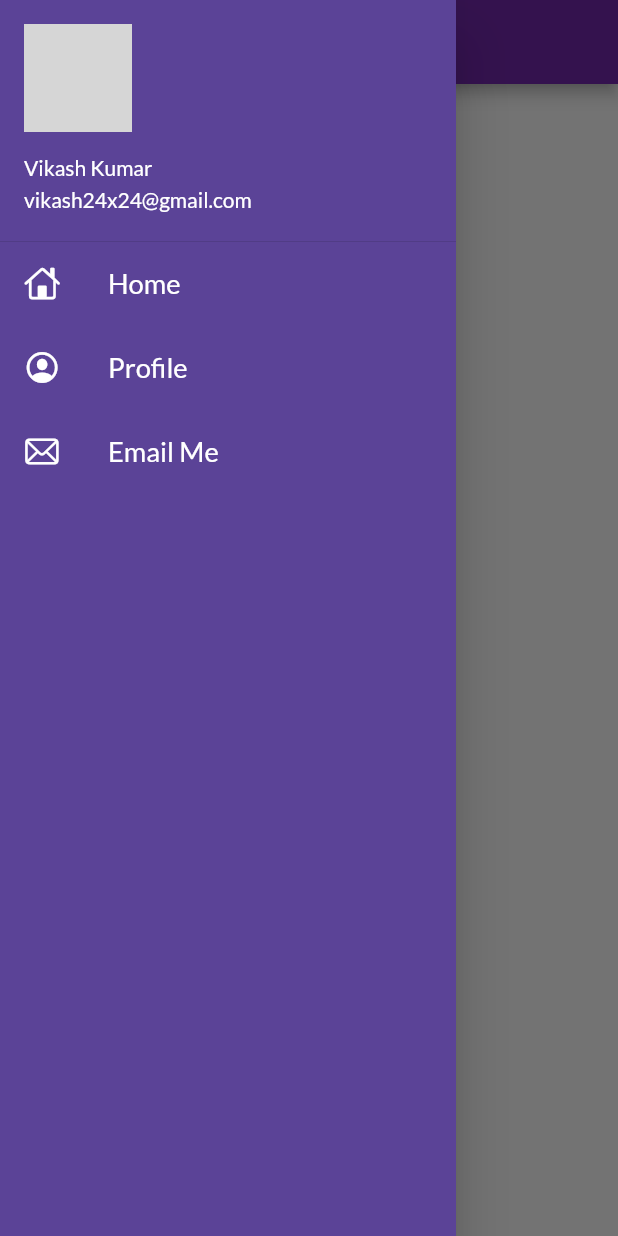
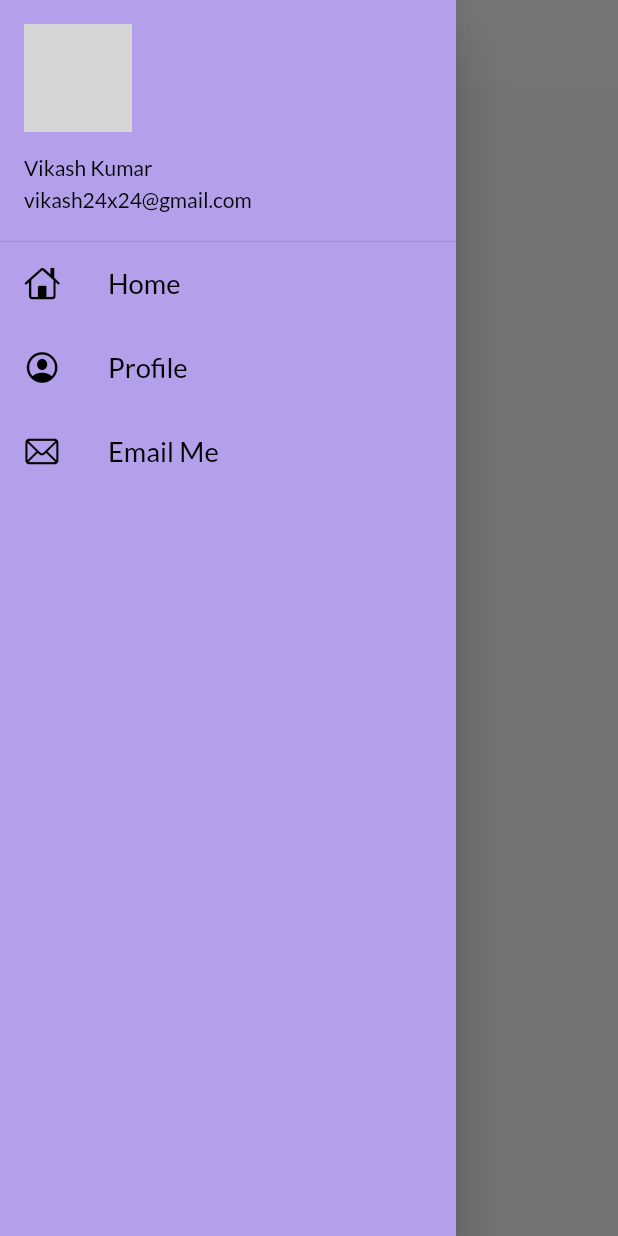
Before and after one commit to vikash18o19/Catalogue_App, a Flutter app: the screen it shows after launch, with the side drawer open, on a phone screen of 412 x 824 dp. Run offline on Flutter 3.47's test engine with Material 2 defaults, Android fonts, the phone set to English and light mode, and no system bars; our stand-ins replace google_fonts; network calls fail; grey boxes are pictures that could not be loaded.

Commit message:
added theme.dart for management of themes

```diff
--- a/lib/main.dart
+++ b/lib/main.dart
@@ -1,6 +1,7 @@
 import 'package:carousel_app/pages/home_page.dart';
 import 'package:carousel_app/pages/login_page.dart';
 import 'package:carousel_app/utils/routes.dart';
+import 'package:carousel_app/widgets/themes.dart';
 import 'package:flutter/material.dart';
 import 'package:google_fonts/google_fonts.dart';
 
@@ -14,9 +15,7 @@ class MyApp extends StatelessWidget {
   @override
   Widget build(BuildContext context) {
     return MaterialApp(
-      theme: ThemeData(
-        fontFamily: GoogleFonts.lato().fontFamily,
-      ),
+      theme: MyTheme.lightTheme(context),
       debugShowCheckedModeBanner: false,
       initialRoute: MyRoutes.homeRoute,
       routes: {
--- a/lib/pages/home_page.dart
+++ b/lib/pages/home_page.dart
@@ -7,9 +7,7 @@ class HomePage extends StatelessWidget {
   @override
   Widget build(BuildContext context) {
     return Scaffold(
-      appBar: AppBar(
-          backgroundColor: Color.fromARGB(255, 114, 39, 171),
-          title: const Text('App')),
+      appBar: AppBar(title: const Text('App')),
       drawer: MyDrawer(),
     );
   }
--- a/lib/widgets/drawer.dart
+++ b/lib/widgets/drawer.dart
@@ -10,7 +10,7 @@ class MyDrawer extends StatelessWidget {
         "https://th.bing.com/th/id/OIP.SHf13tdrEUahoixHnSjhtAHaFj?pid=ImgDet&rs=1";
     return Drawer(
       child: Container(
-        color: Color.fromARGB(255, 91, 67, 151),
+        color: Color.fromARGB(255, 180, 159, 235),
         child: ListView(
           padding: EdgeInsets.zero,
           children: const [
@@ -19,10 +19,16 @@ class MyDrawer extends StatelessWidget {
               margin: EdgeInsets.zero,
               child: UserAccountsDrawerHeader(
                 decoration:
-                    BoxDecoration(color: Color.fromARGB(255, 91, 67, 151)),
+                    BoxDecoration(color: Color.fromARGB(255, 180, 159, 235)),
                 margin: EdgeInsets.zero,
-                accountName: Text("Vikash Kumar"),
-                accountEmail: Text("vikash24x24@gmail.com"),
+                accountName: Text(
+                  "Vikash Kumar",
+                  style: TextStyle(color: Colors.black),
+                ),
+                accountEmail: Text(
+                  "vikash24x24@gmail.com",
+                  style: TextStyle(color: Colors.black),
+                ),
                 currentAccountPicture: CircleAvatar(
                   backgroundImage: NetworkImage(imageUrl),
                 ),
@@ -31,34 +37,34 @@ class MyDrawer extends StatelessWidget {
             ListTile(
               leading: Icon(
                 CupertinoIcons.home,
-                color: Colors.white,
+                color: Colors.black,
               ),
               title: Text(
                 "Home",
                 textScaleFactor: 1.3,
-                style: TextStyle(color: Colors.white),
+                style: TextStyle(color: Colors.black),
               ),
             ),
             ListTile(
               leading: Icon(
                 CupertinoIcons.profile_circled,
-                color: Colors.white,
+                color: Colors.black,
               ),
               title: Text(
                 "Profile",
                 textScaleFactor: 1.3,
-                style: TextStyle(color: Colors.white),
+                style: TextStyle(color: Colors.black),
               ),
             ),
             ListTile(
               leading: Icon(
                 CupertinoIcons.mail,
-                color: Colors.white,
+                color: Colors.black,
               ),
               title: Text(
                 "Email Me",
                 textScaleFactor: 1.3,
-                style: TextStyle(color: Colors.white),
+                style: TextStyle(color: Colors.black),
               ),
             )
           ],
--- /dev/null
+++ b/lib/widgets/themes.dart
@@ -0,0 +1,13 @@
+import 'package:flutter/material.dart';
+import 'package:google_fonts/google_fonts.dart';
+
+class MyTheme {
+  static ThemeData lightTheme(BuildContext context) => ThemeData(
+        appBarTheme: const AppBarTheme(
+            color: Colors.white,
+            elevation: 0.0,
+            iconTheme: IconThemeData(color: Colors.black),
+            titleTextStyle: TextStyle(color: Colors.black, fontSize: 20)),
+        fontFamily: GoogleFonts.lato().fontFamily,
+      );
+}
```
